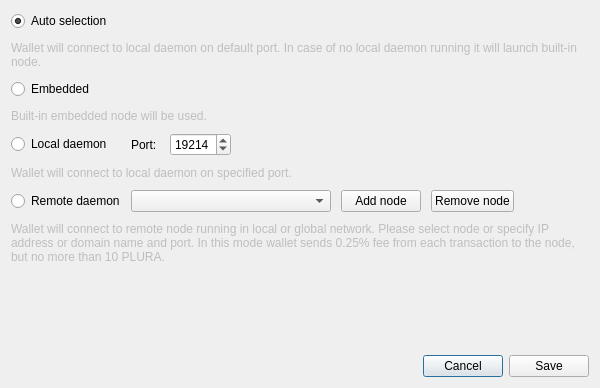
pluracoin/pluracoin-gui-wallet, file src/gui/ui/connectionsettingsdialog.ui: the form before one commit.
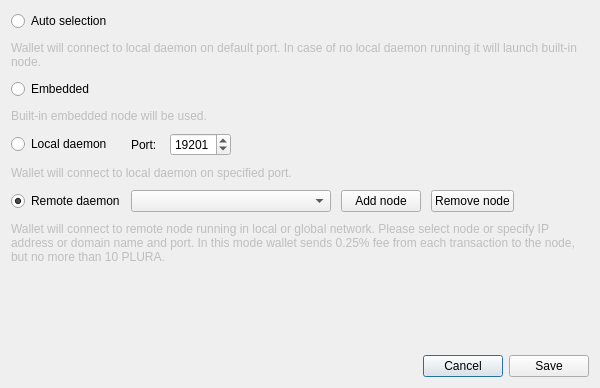
The form after the commit. Icons and pictures are not drawn.

What changed in the file:
```diff
--- a/src/gui/ui/connectionsettingsdialog.ui
+++ b/src/gui/ui/connectionsettingsdialog.ui
@@ -65,7 +65,7 @@
         <string>Auto selection</string>
        </property>
        <property name="checked">
-        <bool>true</bool>
+        <bool>false</bool>
        </property>
       </widget>
      </item>
@@ -130,7 +130,7 @@
           <number>65535</number>
          </property>
          <property name="value">
-          <number>19214</number>
+          <number>19201</number>
          </property>
          <property name="displayIntegerBase">
           <number>10</number>
@@ -170,6 +170,9 @@
        <property name="text">
         <string>Remote daemon</string>
        </property>
+       <property name="checked">
+        <bool>true</bool>
+       </property>
       </widget>
      </item>
      <item row="6" column="1">
```
